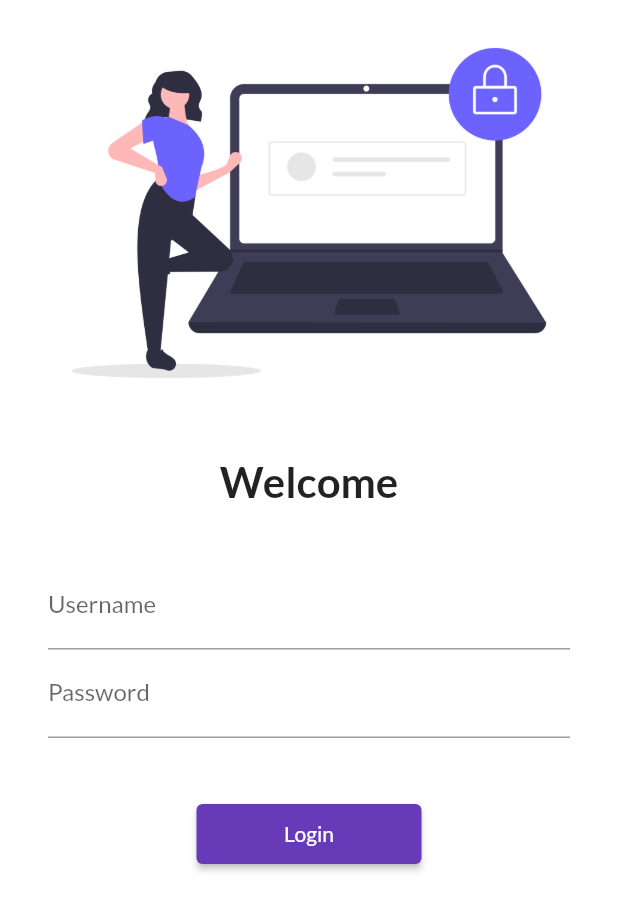
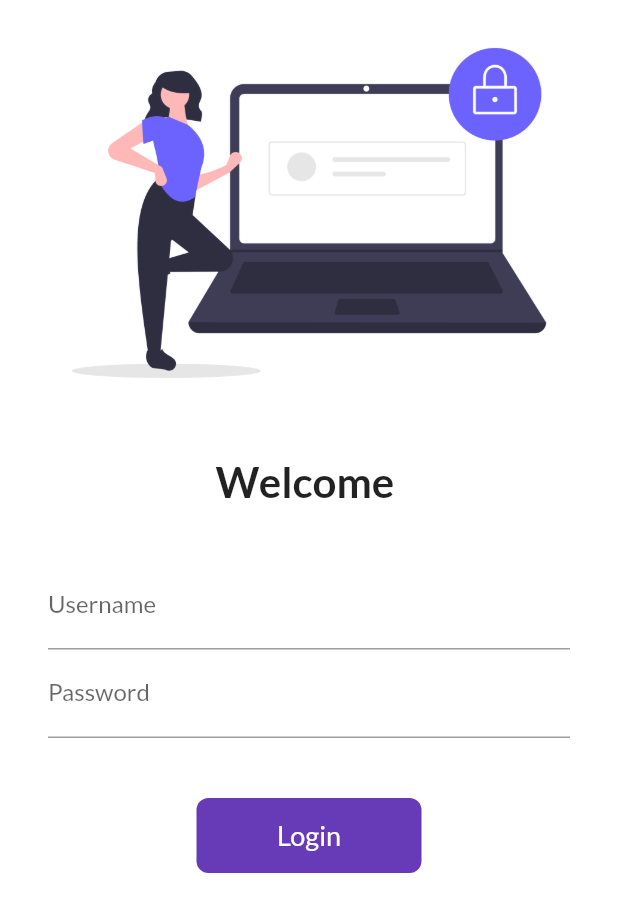
Before and after one commit to AMANSINGH5409/Flutter_Catelog_App, a Flutter app: the screen it shows after launch, on a phone screen of 412 x 824 dp. Shown: the top 912 px of the screen. Run offline on Flutter 3.47's test engine with Material 2 defaults, Android fonts, the phone set to English and light mode, and no system bars; our stand-ins replace google_fonts.

Commit message:
Login Button with animation

```diff
--- a/lib/pages/login_page.dart
+++ b/lib/pages/login_page.dart
@@ -1,7 +1,17 @@
 import 'package:flutter/material.dart';
 import 'package:flutter_catelog/utils/routes.dart';
 
-class LoginPage extends StatelessWidget {
+class LoginPage extends StatefulWidget {
+  const LoginPage({Key? key}) : super(key: key);
+
+  @override
+  State<LoginPage> createState() => _LoginPageState();
+}
+
+class _LoginPageState extends State<LoginPage> {
+  String name = "";
+  bool changeButton = false;
+
   @override
   Widget build(BuildContext context) {
     return Material(
@@ -16,9 +26,9 @@ class LoginPage extends StatelessWidget {
             const SizedBox(
               height: 20.0,
             ),
-            const Text(
-              "Welcome",
-              style: TextStyle(
+            Text(
+              "Welcome $name",
+              style: const TextStyle(
                 fontSize: 28,
                 fontWeight: FontWeight.bold,
               ),
@@ -34,6 +44,10 @@ class LoginPage extends StatelessWidget {
                   TextFormField(
                     decoration: const InputDecoration(
                         hintText: "Enter username", labelText: "Username"),
+                    onChanged: (value) {
+                      name = value;
+                      setState(() {});
+                    },
                   ),
                   TextFormField(
                     obscureText: true,
@@ -43,13 +57,43 @@ class LoginPage extends StatelessWidget {
                   const SizedBox(
                     height: 40.0,
                   ),
-                  ElevatedButton(
-                      onPressed: () {
-                        Navigator.pushNamed(context, MyRoutes.homeRoute);
-                      },
-                      child: const Text("Login"),
-                      style: TextButton.styleFrom(
-                          minimumSize: const Size(150, 40))),
+                  InkWell(
+                    onTap: () async {
+                      setState(() {
+                        changeButton = true;
+                      });
+                      await Future.delayed(const Duration(seconds: 1));
+                      Navigator.pushNamed(context, MyRoutes.homeRoute);
+                    },
+                    child: AnimatedContainer(
+                      duration: Duration(seconds: 1),
+                      width: changeButton ? 50 : 150,
+                      height: 50,
+                      alignment: Alignment.center,
+                      child: changeButton
+                          ? const Icon(
+                              Icons.done,
+                              color: Colors.white,
+                            )
+                          : const Text(
+                              "Login",
+                              style:
+                                  TextStyle(color: Colors.white, fontSize: 18),
+                            ),
+                      decoration: BoxDecoration(
+                        color: Colors.deepPurple,
+                        borderRadius:
+                            BorderRadius.circular(changeButton ? 50 : 8),
+                      ),
+                    ),
+                  ),
+                  // ElevatedButton(
+                  //     onPressed: () {
+                  //       Navigator.pushNamed(context, MyRoutes.homeRoute);
+                  //     },
+                  //     child: const Text("Login"),
+                  //     style: TextButton.styleFrom(
+                  //         minimumSize: const Size(150, 40))),
                 ],
               ),
             )
```
